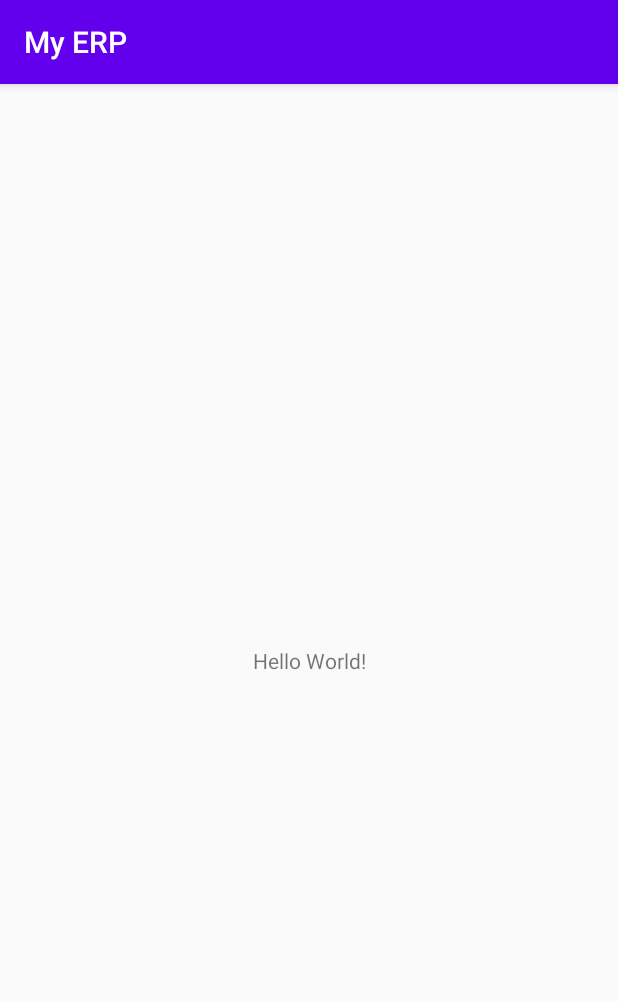
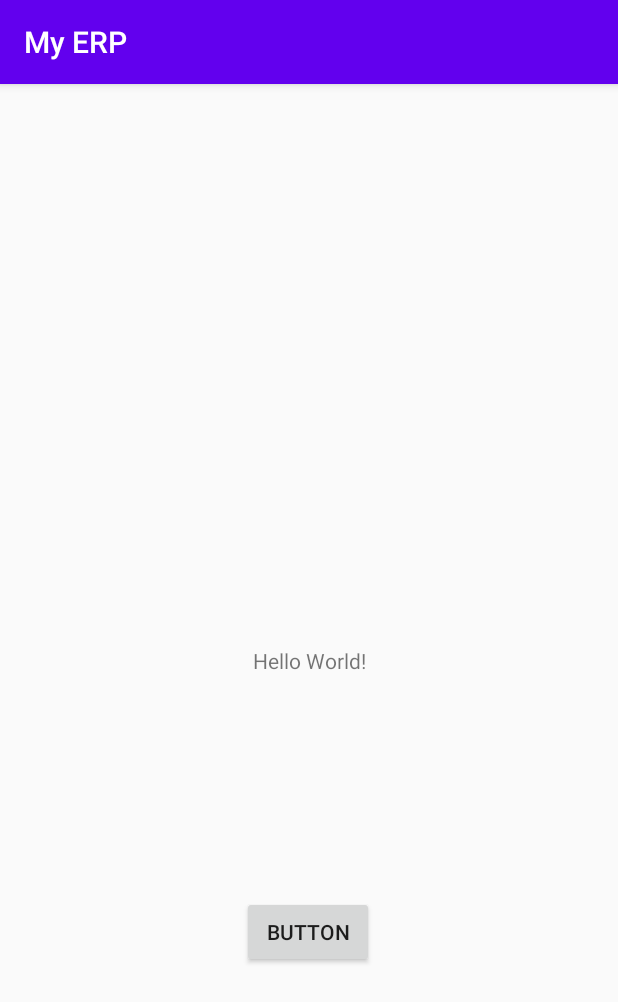
Before and after one commit to 2tanayk/Kodewiz_TSECHackathon_11, an Android app: the screen it shows after launch (MainActivity), on a phone screen of 412 x 824 dp. Shown: the top 1002 px of the screen. Run offline under Robolectric (Android 15) with nearby library versions, the light colour scheme and no system bars.

Commit message:
BUTTON CREATED

```diff
--- a/app/src/main/res/layout/activity_main.xml
+++ b/app/src/main/res/layout/activity_main.xml
@@ -7,6 +7,7 @@
     tools:context=".MainActivity">
 
     <TextView
+        android:id="@+id/textView"
         android:layout_width="wrap_content"
         android:layout_height="wrap_content"
         android:text="Hello World!"
@@ -15,4 +16,16 @@
         app:layout_constraintRight_toRightOf="parent"
         app:layout_constraintTop_toTopOf="parent" />
 
+    <Button
+        android:id="@+id/button"
+        android:layout_width="wrap_content"
+        android:layout_height="wrap_content"
+        android:text="Button"
+        app:layout_constraintBottom_toBottomOf="parent"
+        app:layout_constraintEnd_toEndOf="parent"
+        app:layout_constraintHorizontal_bias="0.498"
+        app:layout_constraintStart_toStartOf="parent"
+        app:layout_constraintTop_toTopOf="parent"
+        app:layout_constraintVertical_bias="0.752" />
+
 </androidx.constraintlayout.widget.ConstraintLayout>
```
